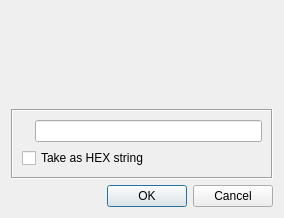
Qt form ui/PassRead.ui (chris2511/xca) before a commit.
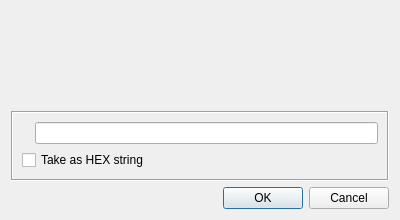
The same form after that commit.

Commit message: improve password dialogs

```diff
--- a/ui/PassRead.ui
+++ b/ui/PassRead.ui
@@ -6,8 +6,8 @@
    <rect>
     <x>0</x>
     <y>0</y>
-    <width>284</width>
-    <height>218</height>
+    <width>400</width>
+    <height>220</height>
    </rect>
   </property>
   <property name="windowTitle">
```
The commit also changes 2 other files.
